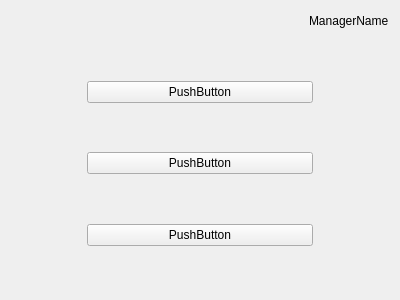
The window that client/DepotSystemClient/Form/managermenuform.ui (B10215037/DepotSystem) describes before a commit, drawn with Qt 5.
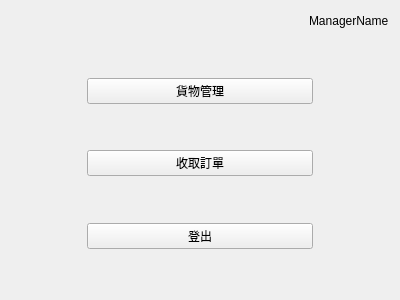
The same window after the commit.

```diff
--- a/client/DepotSystemClient/Form/managermenuform.ui
+++ b/client/DepotSystemClient/Form/managermenuform.ui
@@ -71,7 +71,7 @@
        <item>
         <widget class="QPushButton" name="pushButton">
          <property name="text">
-          <string>PushButton</string>
+          <string>貨物管理</string>
          </property>
         </widget>
        </item>
@@ -91,7 +91,7 @@
        <item>
         <widget class="QPushButton" name="pushButton_2">
          <property name="text">
-          <string>PushButton</string>
+          <string>收取訂單</string>
          </property>
         </widget>
        </item>
@@ -111,7 +111,7 @@
        <item>
         <widget class="QPushButton" name="pushButton_3">
          <property name="text">
-          <string>PushButton</string>
+          <string>登出</string>
          </property>
         </widget>
        </item>
```
